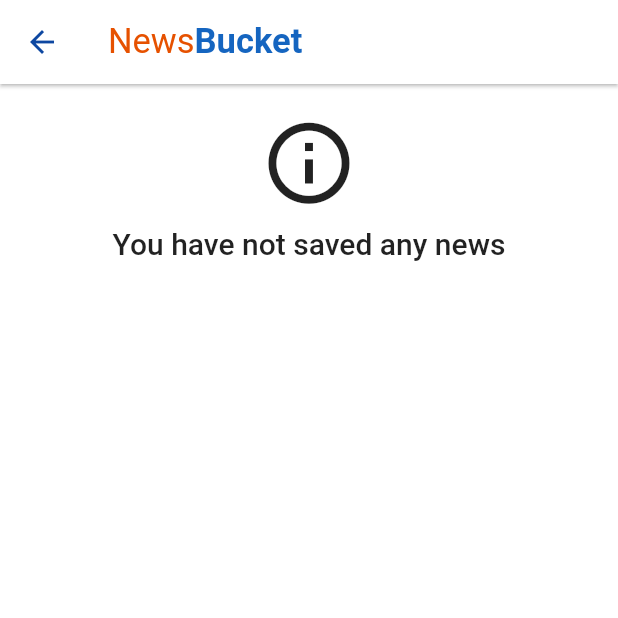
After one commit to VaishnavDatir/Flutter-NewsBucket, a Flutter app: the screen it shows after launch, in the side drawer, after a tap on "Saved News", on a phone screen of 412 x 824 dp, the top half of it. The commit adds this screen. Run offline on Flutter 3.47's test engine with Material 2 defaults, Android fonts, the light colour scheme and no system bars; our stand-ins replace carousel_slider, google_fonts, share, shared_preferences, shimmer, sqflite and 1 more; accounts and stored records are empty; network calls fail; Roboto replaces fonts that are missing (Ubuntu); statements that could not run were skipped.

Commit message:
v1.9.2  -Added save news feature

```diff
--- a/lib/animation/slide_animation_widget.dart
+++ b/lib/animation/slide_animation_widget.dart
@@ -32,7 +32,7 @@ class _SlideAnimationWidgetState extends State<SlideAnimationWidget>
     return SlideAnimation(
         position: widget.index,
         itemCount: widget.itemCount,
-        slideDirection: SlideDirection.fromTop,
+        slideDirection: SlideDirection.fromBottom,
         animationController: _animationController,
         child: widget.widgetToAnimate);
   }
--- /dev/null
+++ b/lib/helpers/db_helper.dart
@@ -0,0 +1,40 @@
+import 'package:sqflite/sqflite.dart' as sql;
+import 'package:path/path.dart' as path;
+
+class DBHelper {
+  static Future<sql.Database> database() async {
+    final dbPath = await sql.getDatabasesPath();
+    return sql.openDatabase(path.join(dbPath, "savedNews.db"),
+        onCreate: (db, version) {
+      return db.execute(
+          "CREATE TABLE user_savedNews(title TEXT PRIMARY KEY, desc TEXT, imageurl TEXT,newsurl TEXT, sourcename TEXT, author TEXT )");
+    }, version: 1);
+  }
+
+  static Future<void> insert(String table, Map<String, Object> data) async {
+    final db = await DBHelper.database();
+
+    db.insert(table, data, conflictAlgorithm: sql.ConflictAlgorithm.replace);
+  }
+
+  static Future<void> delete(String table, String titlestring) async {
+    final db = await DBHelper.database();
+    db.delete(table, where: 'title = ?', whereArgs: [titlestring]);
+  }
+
+  static Future<List<Map<String, dynamic>>> getData(String table) async {
+    final db = await DBHelper.database();
+    return db.query(table);
+  }
+
+  static Future<bool> isStored(String table, String titlestring) async {
+    final db = await DBHelper.database();
+    List<Map<String, dynamic>> res =
+        await db.query(table, where: "title =?", whereArgs: [titlestring]);
+    if (res.length > 0) {
+      return true;
+    } else {
+      return false;
+    }
+  }
+}
--- a/lib/helpers/themehelper.dart
+++ b/lib/helpers/themehelper.dart
@@ -53,6 +53,7 @@ class AppTheme {
             elevation: 1,
             iconTheme:
                 ThemeData.light().iconTheme.copyWith(color: Colors.blue[900])),
+        // splashColor: Colors.grey[50],
         scaffoldBackgroundColor: Colors.white,
         pageTransitionsTheme: PageTransitionsTheme(
             builders: {TargetPlatform.android: CustomPageTransitionBuilder()}),
@@ -71,7 +72,7 @@ class AppTheme {
                 ThemeData.dark().iconTheme.copyWith(color: Colors.blue[700])),
         scaffoldBackgroundColor: Colors.black,
         accentColor: Colors.blue,
-        dividerColor: Colors.blueAccent,
+        dividerColor: Colors.blue[800],
         pageTransitionsTheme: PageTransitionsTheme(
             builders: {TargetPlatform.android: CustomPageTransitionBuilder()}),
       );
--- a/lib/main.dart
+++ b/lib/main.dart
@@ -7,6 +7,7 @@ import './screens/main_screen.dart';
 import './screens/news_view.dart';
 import './screens/category_news_screen.dart';
 import './screens/news_display.dart';
+import './screens/bookmark_screen.dart';
 
 import './helpers/themehelper.dart';
 import './helpers/user_preferences.dart';
@@ -40,6 +41,7 @@ class MyApp extends StatelessWidget {
                 NewsView.routeName: (ctx) => NewsView(),
                 CategoryNews.routeName: (ctx) => CategoryNews(),
                 NewsDisplayScreen.routeName: (ctx) => NewsDisplayScreen(),
+                BookMarkScreen.routeName: (ctx) => BookMarkScreen(),
               },
             );
           }),
--- a/lib/models/news_artical_modal.dart
+++ b/lib/models/news_artical_modal.dart
@@ -7,7 +7,6 @@ class NewsArticalModal with ChangeNotifier {
   final String description;
   final String newsUrl;
   final String imageUrl;
-  final DateTime publishedAt;
 
   NewsArticalModal({
     @required this.title,
@@ -16,6 +15,5 @@ class NewsArticalModal with ChangeNotifier {
     @required this.description,
     @required this.newsUrl,
     @required this.imageUrl,
-    @required this.publishedAt,
   });
 }
--- a/lib/providers/news_artical_provider.dart
+++ b/lib/providers/news_artical_provider.dart
@@ -6,11 +6,15 @@ import '../mconstants.dart';
 
 import '../models/news_artical_modal.dart';
 
+import '../helpers/db_helper.dart';
+
 class NewsArticalProvider with ChangeNotifier {
   List<NewsArticalModal> _newsarticalpro = [];
   List<NewsArticalModal> get newsarticalpro {
     return [..._newsarticalpro];
   }
+
+  bool isbk = true;
 
   Future<void> fetchTopHeadlines() async {
     try {
@@ -66,11 +70,23 @@ class NewsArticalProvider with ChangeNotifier {
           description: element["description"] ?? "",
           newsUrl: element["url"] ?? "",
           imageUrl: element["urlToImage"] ?? "",
-          publishedAt: DateTime.parse(element["publishedAt"]) ?? null,
         ));
       });
       // print(articalsDummy.length);
       _newsarticalpro = articalsDummy;
     }
   }
+
+  Future<void> fetchandSet() async {
+    final dataList = await DBHelper.getData("user_savedNews");
+    _newsarticalpro = dataList
+        .map((item) => NewsArticalModal(
+            title: item["title"],
+            sourceName: item["sourcename"],
+            autherName: item["author"],
+            description: item["desc"],
+            newsUrl: item["newsurl"],
+            imageUrl: item["imageurl"]))
+        .toList();
+  }
 }
--- /dev/null
+++ b/lib/screens/bookmark_screen.dart
@@ -0,0 +1,80 @@
+import 'package:NewsBucket/widgets/news_article_single_row.dart';
+import 'package:flutter/material.dart';
+import 'package:provider/provider.dart';
+import '../providers/news_artical_provider.dart';
+
+import '../widgets/apptitle.dart';
+import '../widgets/loading_screen_widget.dart';
+
+class BookMarkScreen extends StatefulWidget {
+  static const routeName = '/BookMarkScreen';
+
+  @override
+  _BookMarkScreenState createState() => _BookMarkScreenState();
+}
+
+class _BookMarkScreenState extends State<BookMarkScreen> {
+  @override
+  Widget build(BuildContext context) {
+    return Scaffold(
+      appBar: AppBar(
+        title: AppTitle(),
+      ),
+      body: FutureBuilder(
+        future: Provider.of<NewsArticalProvider>(context).fetchandSet(),
+        builder: (context, snapshot) {
+          if (snapshot.connectionState == ConnectionState.waiting) {
+            return LoadingScreenWidget();
+          } else {
+            if (snapshot.error != null) {
+              //Do Error handling stuff
+              return Center(
+                  child: const Text(
+                      "There was an error while getting your saved news.\nPlease try again later"));
+            } else {
+              return Consumer<NewsArticalProvider>(
+                  builder: (context, value, child) {
+                if (value.newsarticalpro.isEmpty) {
+                  return Container(
+                    margin: EdgeInsets.only(top: 20),
+                    child: Center(
+                      child: Column(
+                        children: [
+                          const Icon(
+                            Icons.info_outline,
+                            size: 65,
+                          ),
+                          const SizedBox(
+                            height: 10,
+                          ),
+                          const Text(
+                            "You have not saved any news",
+                            textAlign: TextAlign.center,
+                            style: TextStyle(
+                                fontSize: 20, fontWeight: FontWeight.w500),
+                          ),
+                        ],
+                      ),
+                    ),
+                  );
+                } else {
+                  return ListView.separated(
+                    separatorBuilder: (context, index) => Divider(
+                      indent: 132,
+                    ),
+                    shrinkWrap: true,
+                    physics: BouncingScrollPhysics(),
+                    itemCount: value.newsarticalpro.length,
+                    itemBuilder: (context, index) => NewsArticleSingleRowWidget(
+                      newsArticalSingleRow: value.newsarticalpro[index],
+                    ),
+                  );
+                }
+              });
+            }
+          }
+        },
+      ),
+    );
+  }
+}
--- a/lib/screens/category_news_screen.dart
+++ b/lib/screens/category_news_screen.dart
@@ -21,7 +21,7 @@ class CategoryNews extends StatelessWidget {
       appBar: AppBar(title: AppTitle()),
       body: RefreshIndicator(
         onRefresh: () async {
-          await Provider.of<NewsArticalProvider>(context, listen: false)
+          await Provider.of<NewsArticalProvider>(context)
               .fetchCategoryNews(categoryTitle);
           return _scafoldKey.currentState.showSnackBar(SnackBar(
             content: Text("Your viewing latest $categoryTitle news"),
--- a/lib/widgets/appdrawer.dart
+++ b/lib/widgets/appdrawer.dart
@@ -3,6 +3,8 @@ import 'package:flutter/material.dart';
 import '../helpers/themehelper.dart';
 import '../widgets/apptitle.dart';
 import '../helpers/user_preferences.dart';
+
+import '../screens/bookmark_screen.dart';
 
 class AppDrawer extends StatefulWidget {
   final bool darkThemeEnabled;
@@ -33,11 +35,18 @@ class _AppDrawerState extends State<AppDrawer> {
           child: Column(
             crossAxisAlignment: CrossAxisAlignment.start,
             children: [
-              Padding(
+              /* Padding(
                   padding: EdgeInsets.only(
                       left: 15, top: MediaQuery.of(context).padding.top + 10),
                   child: AppTitle()),
-              Divider(),
+              Divider(), */
+              Container(
+                width: double.infinity,
+                child: Image.asset(
+                  "dev_assets/NewsBucketLogo.png",
+                  fit: BoxFit.fitWidth,
+                ),
+              ),
               SwitchListTile(
                 title: const Text(
                   "Dark Mode",
@@ -51,8 +60,27 @@ class _AppDrawerState extends State<AppDrawer> {
                 onChanged: name(),
                 activeColor: Colors.blue[700],
               ),
-              const Divider(),
-              InkWell(
+              Divider(),
+              ListTile(
+                leading: Icon(Icons.bookmark),
+                title: Text("Saved News",
+                    style: TextStyle(
+                        fontSize: 17,
+                        fontWeight: FontWeight.w500,
+                        letterSpacing: 0.5)),
+                onTap: () => Navigator.of(context)
+                    .popAndPushNamed(BookMarkScreen.routeName),
+              ),
+              Divider(),
+              ListTile(
+                leading: const Icon(Icons.info),
+                title: const Text(
+                  "About App",
+                  style: TextStyle(
+                      fontSize: 17,
+                      fontWeight: FontWeight.w500,
+                      letterSpacing: 0.5),
+                ),
                 onTap: () {
                   showDialog(
                       context: context,
@@ -86,16 +114,6 @@ class _AppDrawerState extends State<AppDrawer> {
                           ),
                       barrierDismissible: true);
                 },
-                child: const ListTile(
-                  leading: const Icon(Icons.info),
-                  title: const Text(
-                    "About App",
-                    style: TextStyle(
-                        fontSize: 17,
-                        fontWeight: FontWeight.w500,
-                        letterSpacing: 0.5),
-                  ),
-                ),
               ),
             ],
           ),
--- a/lib/widgets/loading_screen_widget.dart
+++ b/lib/widgets/loading_screen_widget.dart
@@ -62,7 +62,7 @@ class LoadingScreenWidget extends StatelessWidget {
                       crossAxisAlignment: CrossAxisAlignment.start,
                       children: [
                         Container(
-                          width: 60.0,
+                          width: 120.0,
                           height: 70.0,
                           color: Colors.white,
                         ),
--- a/lib/widgets/screen_news_widget.dart
+++ b/lib/widgets/screen_news_widget.dart
@@ -6,7 +6,6 @@ import '../widgets/heading_div_widget.dart';
 import '../widgets/news_article_display_widget.dart';
 import '../widgets/news_article_single_row.dart';
 import '../widgets/connectivity_error.dart';
-
 import '../animation/slide_animation_widget.dart';
 
 import '../providers/news_artical_provider.dart' as nap;
@@ -40,7 +39,9 @@ class ScreenNewsWidget extends StatelessWidget {
         SizedBox(height: 5),
         HeadingAndDivider(heading: headings[1]),
         ListView.separated(
-            separatorBuilder: (context, index) => Divider(),
+            separatorBuilder: (context, index) => Divider(
+                  indent: 132,
+                ),
             physics: ClampingScrollPhysics(),
             shrinkWrap: true,
             itemCount: data.newsarticalpro.length - 4,
--- a/pubspec.yaml
+++ b/pubspec.yaml
@@ -31,6 +31,7 @@ dependencies:
   share: ^0.6.5+2
   shared_preferences: ^0.5.12+4
   shimmer: ^1.1.2
+  sqflite: ^1.3.2+1
   webview_flutter: ^0.3.22+1
 
 dev_dependencies:
```
Also changed, not shown: lib/screens/main_screen.dart (+0 -8 lines), lib/screens/news_display.dart (+92 -17 lines), lib/widgets/category_title_display.dart (+1 -43 lines), pubspec.lock, 2 other files.
